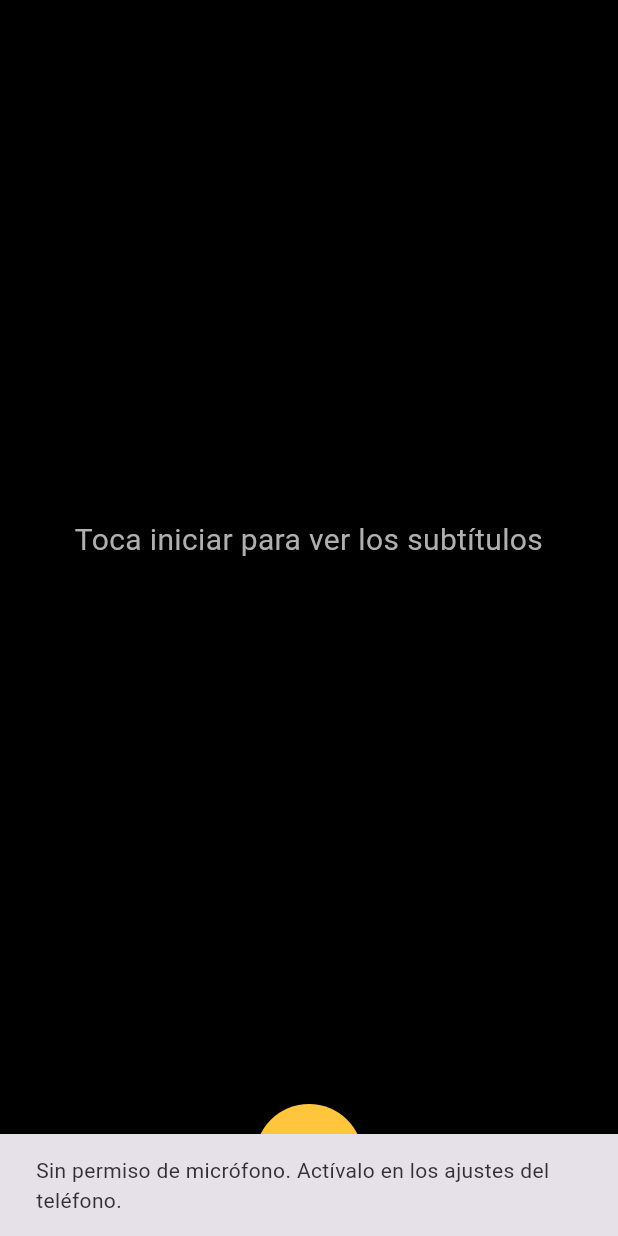
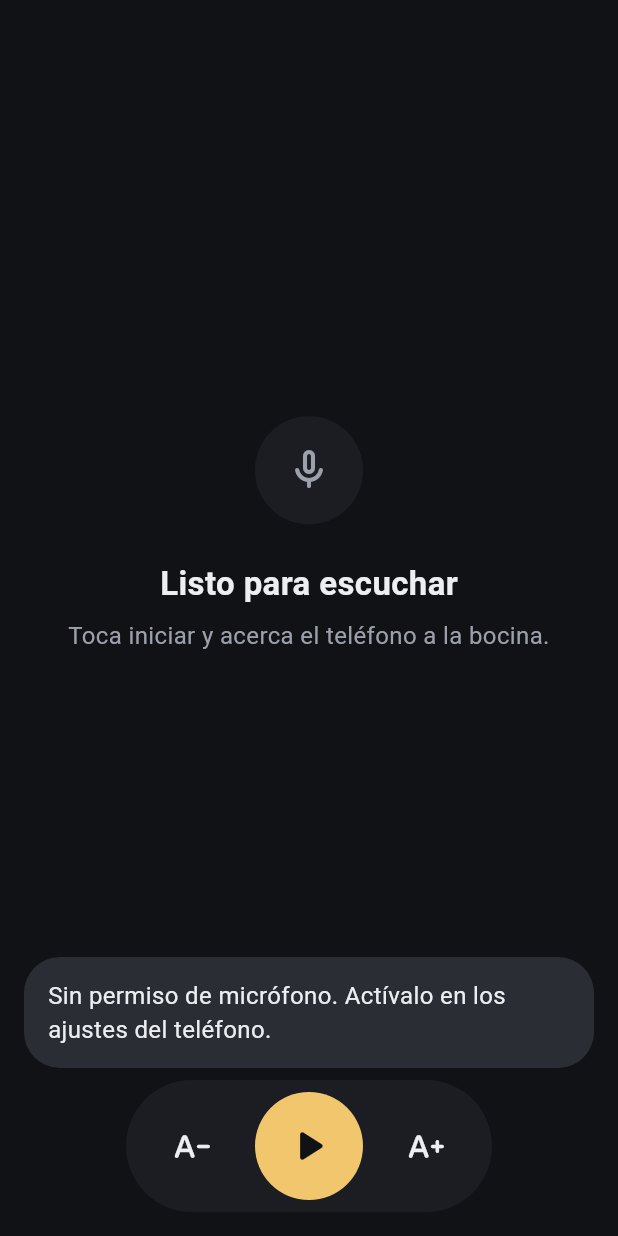
Before and after one commit to Emiliianoo/live-captions, a Flutter app: the screen it shows after launch, after a tap on the "play arrow" icon, on a phone screen of 412 x 824 dp. Run offline on Flutter 3.47's test engine with Material 3 defaults, Android fonts, the phone set to English and light mode, and no system bars; our stand-ins replace wakelock_plus; missing offline and left inert: record.

Commit message:
Soften the design: dark gray palette, rounded cards, floating button bar
- Replace pure black and pure white with dark grays and an off-white,
  and the amber accent with a softer gold
- Put each caption on a rounded card
- Group the three buttons in a floating bar with round ends
- Give the debug panel and the permission message the same rounded look
- New empty state: "Listo para escuchar"
- Use an ease-out curve for the animations

```diff
--- a/lib/caption_screen.dart
+++ b/lib/caption_screen.dart
@@ -97,6 +97,7 @@ class _CaptionScreenState extends State<CaptionScreen> {
             // Slides the panel open and closed instead of making it jump.
             AnimatedSize(
               duration: quickAnimation,
+              curve: softCurve,
               child: showDebugPanel
                   ? buildDebugPanel()
                   : const SizedBox(width: double.infinity),
@@ -133,9 +134,24 @@ void showChunk(List<int> samples, bool isFinal) {
 
 void showMicPermissionMessage(BuildContext context) {
   ScaffoldMessenger.of(context).showSnackBar(
-    const SnackBar(
-      content: Text(
+    SnackBar(
+      // Floating and rounded, like the rest of the screen.
+      behavior: SnackBarBehavior.floating,
+      backgroundColor: trackColor,
+      elevation: 0, // No shadow: on a dark screen it only adds a black edge.
+      // Sits just above the button bar instead of covering it.
+      margin: const EdgeInsets.fromLTRB(
+        spaceMedium,
+        0,
+        spaceMedium,
+        spaceMedium + barHeight + spaceSmall,
+      ),
+      shape: RoundedRectangleBorder(
+        borderRadius: BorderRadius.circular(cardRadius),
+      ),
+      content: const Text(
         'Sin permiso de micrófono. Actívalo en los ajustes del teléfono.',
+        style: panelLabelStyle,
       ),
     ),
   );
@@ -151,7 +167,12 @@ Widget buildCaptionList(List<CaptionLine> lines, double fontSize) {
     // Reversed: the newest line sits at the bottom and the user scrolls up
     // to read older lines that are still in memory.
     reverse: true,
-    padding: const EdgeInsets.fromLTRB(spaceMedium, spaceLarge, spaceLarge, 0),
+    padding: const EdgeInsets.fromLTRB(
+      spaceMedium,
+      spaceMedium,
+      spaceMedium,
+      spaceCompact,
+    ),
     children: [
       for (var position = 0; position < newestFirst.length; position++)
         buildCaptionLine(
@@ -169,13 +190,34 @@ double opacityForPosition(int positionFromNewest) {
 }
 
 Widget buildEmptyHint() {
-  return const Center(
+  return Center(
     child: Padding(
-      padding: EdgeInsets.all(spaceXLarge),
-      child: Text(
-        'Toca iniciar para ver los subtítulos',
+      padding: const EdgeInsets.all(spaceXLarge),
+      child: Column(
+        mainAxisSize: MainAxisSize.min,
+        children: [
+          Container(
+            width: mainButtonSize,
+            height: mainButtonSize,
+            decoration: const BoxDecoration(
+              color: surfaceColor,
+              shape: BoxShape.circle,
+            ),
+            child: const Icon(
+              Icons.mic_none_rounded,
+              color: mutedColor,
+              size: 32,
+            ),
+          ),
+          const SizedBox(height: spaceLarge),
+          const Text('Listo para escuchar', style: emptyTitleStyle),
+          const SizedBox(height: spaceSmall),
+          const Text(
+            'Toca iniciar y acerca el teléfono a la bocina.',
             textAlign: TextAlign.center,
-        style: TextStyle(color: mutedColor, fontSize: 20),
+            style: emptyHintStyle,
+          ),
+        ],
       ),
     ),
   );
@@ -187,6 +229,7 @@ Widget buildCaptionLine(CaptionLine line, double fontSize, double opacity) {
     fontSize: fontSize,
     fontWeight: FontWeight.w500,
     height: 1.3,
+    letterSpacing: -0.2, // Large text reads better slightly tighter.
     fontFeatures: tabularFigures,
   );
   final translationStyle = TextStyle(
@@ -202,14 +245,23 @@ Widget buildCaptionLine(CaptionLine line, double fontSize, double opacity) {
     key: ValueKey(line.time),
     opacity: opacity,
     duration: gentleAnimation,
-    child: Padding(
-      padding: const EdgeInsets.only(bottom: spaceXLarge),
+    curve: softCurve,
+    // Each caption sits on its own rounded card.
+    child: Container(
+      margin: const EdgeInsets.only(bottom: spaceCompact),
+      padding: const EdgeInsets.all(cardPadding),
+      decoration: BoxDecoration(
+        color: surfaceColor,
+        borderRadius: BorderRadius.circular(cardRadius),
+      ),
       child: Row(
         // Baseline: the small tag sits on the same text line as the first
         // row of the large text, instead of floating at the top.
         crossAxisAlignment: CrossAxisAlignment.baseline,
         textBaseline: TextBaseline.alphabetic,
         children: [
+          // No tag while the language is unknown.
+          if (line.language.isNotEmpty)
             SizedBox(
               width: tagWidth,
               child: Text(line.language.toUpperCase(), style: tagStyle),
@@ -223,6 +275,7 @@ Widget buildCaptionLine(CaptionLine line, double fontSize, double opacity) {
                 AnimatedDefaultTextStyle(
                   style: originalStyle,
                   duration: quickAnimation,
+                  curve: softCurve,
                   child: Text.rich(
                     TextSpan(children: highlightDigits(line.text)),
                   ),
@@ -233,6 +286,7 @@ Widget buildCaptionLine(CaptionLine line, double fontSize, double opacity) {
                     child: AnimatedDefaultTextStyle(
                       style: translationStyle,
                       duration: quickAnimation,
+                      curve: softCurve,
                       child: Text.rich(
                         TextSpan(children: highlightDigits(line.translation)),
                       ),
@@ -266,6 +320,7 @@ List<TextSpan> highlightDigits(String text) {
 
 // ---- Buttons ----
 
+/// The three buttons, inside a floating bar with fully round ends.
 Widget buildControls({
   required bool isRunning,
   required VoidCallback onToggle,
@@ -273,42 +328,58 @@ Widget buildControls({
   required VoidCallback? onLarger,
 }) {
   return Padding(
-    padding: const EdgeInsets.symmetric(vertical: spaceMedium),
+    padding: const EdgeInsets.only(top: spaceSmall, bottom: spaceMedium),
+    child: Center(
+      child: Container(
+        padding: const EdgeInsets.all(barPadding),
+        decoration: BoxDecoration(
+          color: surfaceColor,
+          borderRadius: BorderRadius.circular(barRadius),
+        ),
         child: Row(
-      mainAxisAlignment: MainAxisAlignment.center,
+          mainAxisSize: MainAxisSize.min, // Only as wide as the buttons.
           children: [
+            const SizedBox(width: barEndInset),
             buildFontButton(
               icon: Icons.text_decrease_rounded,
               tooltip: 'Letra más chica',
               onPressed: onSmaller,
             ),
-        const SizedBox(width: spaceXLarge),
-        IconButton(
+            const SizedBox(width: spaceMedium),
+            buildMainButton(isRunning, onToggle),
+            const SizedBox(width: spaceMedium),
+            buildFontButton(
+              icon: Icons.text_increase_rounded,
+              tooltip: 'Letra más grande',
+              onPressed: onLarger,
+            ),
+            const SizedBox(width: barEndInset),
+          ],
+        ),
+      ),
+    ),
+  );
+}
+
+Widget buildMainButton(bool isRunning, VoidCallback onToggle) {
+  return IconButton(
     onPressed: onToggle,
     tooltip: isRunning ? 'Pausar' : 'Iniciar',
-          iconSize: 40,
+    iconSize: 36,
     style: IconButton.styleFrom(
       backgroundColor: accentColor,
       foregroundColor: backgroundColor,
       fixedSize: const Size.square(mainButtonSize),
     ),
-          // Cross-fades between the play and pause icons. The key changes
-          // with the state, which is what tells the switcher to animate.
+    // Cross-fades between the play and pause icons. The key changes with the
+    // state, which is what tells the switcher to animate.
     icon: AnimatedSwitcher(
       duration: quickAnimation,
+      switchInCurve: softCurve,
       child: Icon(
         isRunning ? Icons.pause_rounded : Icons.play_arrow_rounded,
         key: ValueKey(isRunning),
       ),
-          ),
-        ),
-        const SizedBox(width: spaceXLarge),
-        buildFontButton(
-          icon: Icons.text_increase_rounded,
-          tooltip: 'Letra más grande',
-          onPressed: onLarger,
-        ),
-      ],
     ),
   );
 }
@@ -321,7 +392,7 @@ Widget buildFontButton({
   return IconButton(
     onPressed: onPressed,
     tooltip: tooltip,
-    iconSize: 28,
+    iconSize: 26,
     style: IconButton.styleFrom(
       foregroundColor: originalColor,
       disabledForegroundColor: disabledColor,
```
Also changed, not shown: lib/debug_panel.dart (+11 -5 lines), lib/design.dart (+63 -19 lines). Lines whose indentation alone changed are shown as unchanged.
